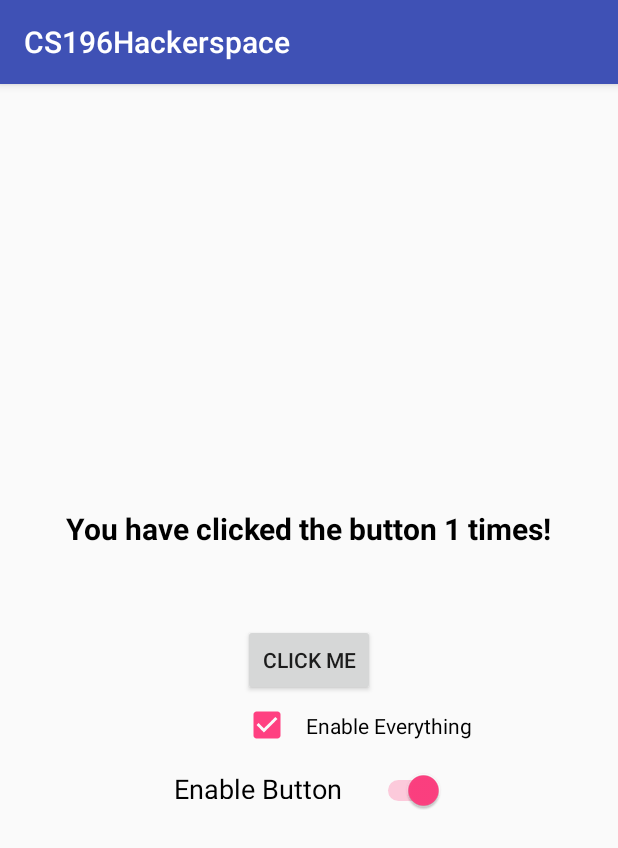
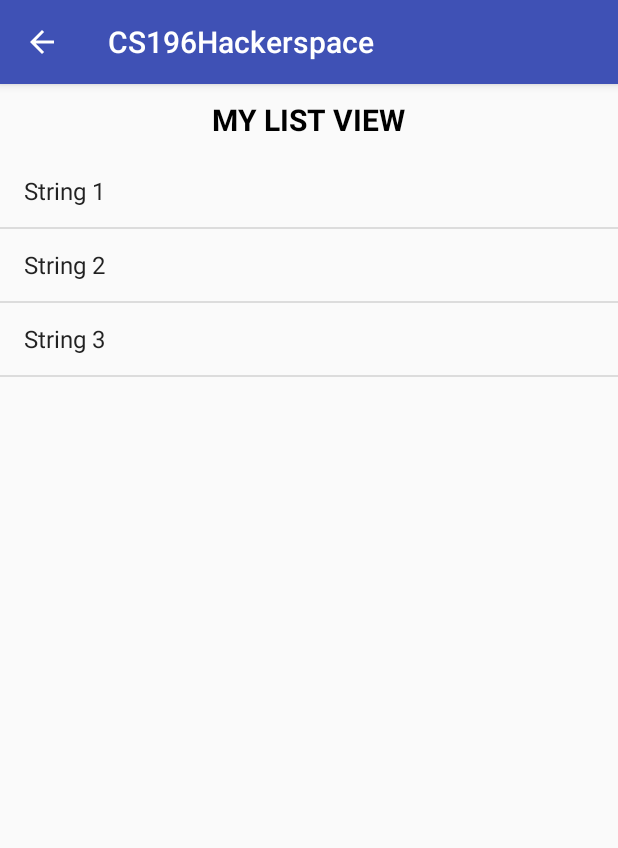
Before and after one commit to SahilModi/Android, an Android app: the screen it shows after launch (MainActivity before the commit, ListViewActivity after it), after a tap on "CLICK ME", on a phone screen of 412 x 824 dp. Shown: the top 848 px of the screen. Run offline under Robolectric (Android 15) with nearby library versions, the phone set to English and light mode, and no system bars.

Commit message:
10/11 Hackerspace

```diff
--- a/CS196Hackerspace/app/src/main/AndroidManifest.xml
+++ b/CS196Hackerspace/app/src/main/AndroidManifest.xml
@@ -16,6 +16,10 @@
                 <category android:name="android.intent.category.LAUNCHER" />
             </intent-filter>
         </activity>
+        <activity android:name=".ListViewActivity"
+            android:parentActivityName=".MainActivity">
+
+        </activity>
     </application>
 
 </manifest>
--- /dev/null
+++ b/CS196Hackerspace/app/src/main/java/com/smapps/cs196hackerspace/ListViewActivity.java
@@ -0,0 +1,32 @@
+package com.smapps.cs196hackerspace;
+
+import android.content.Intent;
+import android.graphics.Typeface;
+import android.support.v7.app.AppCompatActivity;
+import android.os.Bundle;
+import android.widget.Adapter;
+import android.widget.ArrayAdapter;
+import android.widget.ListView;
+import android.widget.TextView;
+
+public class ListViewActivity extends AppCompatActivity {
+
+    @Override
+    protected void onCreate(Bundle savedInstanceState) {
+        super.onCreate(savedInstanceState);
+        setContentView(R.layout.activity_list_view);
+
+        final TextView textView = (TextView) findViewById(R.id.textView);
+        final ListView listView = (ListView) findViewById(R.id.listView);
+
+        Intent myIntent = getIntent();
+        String listViewTitle = myIntent.getStringExtra(MainActivity.LIST_VIEW_TITLE);
+        String[] listViewContents = myIntent.getStringArrayExtra(MainActivity.LIST_VIEW_CONTENTS);
+
+        textView.setText(listViewTitle);
+        textView.setTypeface(Typeface.DEFAULT_BOLD);
+
+        listView.setAdapter(new ArrayAdapter<>(this, android.R.layout.simple_list_item_1,
+                listViewContents));
+    }
+}
--- a/CS196Hackerspace/app/src/main/java/com/smapps/cs196hackerspace/MainActivity.java
+++ b/CS196Hackerspace/app/src/main/java/com/smapps/cs196hackerspace/MainActivity.java
@@ -1,5 +1,6 @@
 package com.smapps.cs196hackerspace;
 
+import android.content.Intent;
 import android.support.v7.app.AppCompatActivity;
 import android.os.Bundle;
 import android.view.View;
@@ -12,7 +13,10 @@ import android.widget.Toast;
 
 public class MainActivity extends AppCompatActivity {
 
-    int count = 0; //test
+    //Key value to pass onto the new activity
+    //Global declaration allows MainActivity.EXTRA_EXTRA_STRING call
+    public static final String LIST_VIEW_CONTENTS = "List View Contents";
+    public static final String LIST_VIEW_TITLE = "List View Title";
 
     @Override
     protected void onCreate(Bundle savedInstanceState) {
@@ -30,8 +34,13 @@ public class MainActivity extends AppCompatActivity {
         myButton.setOnClickListener(new View.OnClickListener() {
             @Override
             public void onClick(View v) {
-                count++;
-                myTextView.setText("You have clicked the button " + count + " times!");
+                myTextView.setText("Loading...");
+                Intent myIntent = new Intent(MainActivity.this, ListViewActivity.class);
+                String[] listViewContents = {"String 1", "String 2", "String 3"};
+                String listViewTitle = "MY LIST VIEW";
+                myIntent.putExtra(LIST_VIEW_CONTENTS, listViewContents);
+                myIntent.putExtra(LIST_VIEW_TITLE, listViewTitle);
+                startActivity(myIntent);
             }
         });
 
@@ -52,7 +61,6 @@ public class MainActivity extends AppCompatActivity {
                 } else {
                     myTextView.setText(R.string.text_view_disabled);
                     myButton.setEnabled(false);
-                    count = 0;
                 }
             }
         });
@@ -61,12 +69,12 @@ public class MainActivity extends AppCompatActivity {
             @Override
             public void onCheckedChanged(CompoundButton buttonView, boolean isChecked) {
                 if (isChecked) {
-                    if(!mySwitch.isChecked()){
+                    if (!mySwitch.isChecked()) {
                         mySwitch.performClick();
                     }
                     mySwitch.setEnabled(true);
                 } else {
-                    if(mySwitch.isChecked()){
+                    if (mySwitch.isChecked()) {
                         mySwitch.performClick();
                     }
                     mySwitch.setEnabled(false);
--- /dev/null
+++ b/CS196Hackerspace/app/src/main/res/layout/activity_list_view.xml
@@ -0,0 +1,27 @@
+<?xml version="1.0" encoding="utf-8"?>
+<RelativeLayout
+    xmlns:android="http://schemas.android.com/apk/res/android"
+    xmlns:tools="http://schemas.android.com/tools"
+    android:layout_width="match_parent"
+    android:layout_height="match_parent"
+    tools:context="com.smapps.cs196hackerspace.ListViewActivity">
+
+
+    <TextView
+        android:id="@+id/textView"
+        android:layout_width="wrap_content"
+        android:layout_height="wrap_content"
+        android:layout_centerHorizontal="true"
+        android:padding="10dp"
+        android:textColor="@color/defaultBlack"
+        android:textStyle="bold"
+        android:textSize="20sp" />
+
+    <ListView
+        android:id="@+id/listView"
+        android:layout_below="@id/textView"
+        android:layout_width="wrap_content"
+        android:layout_height="match_parent"
+        android:layout_centerInParent="true"/>
+
+</RelativeLayout>
```
